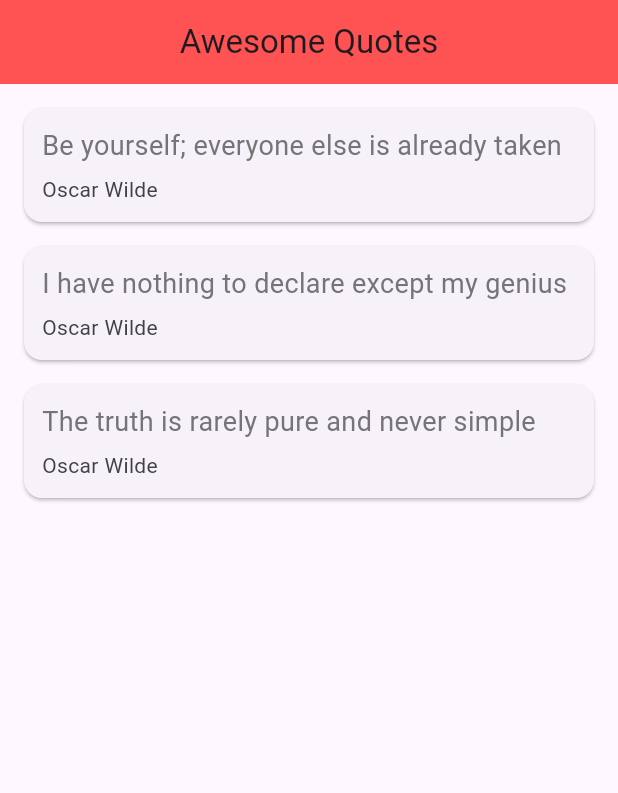
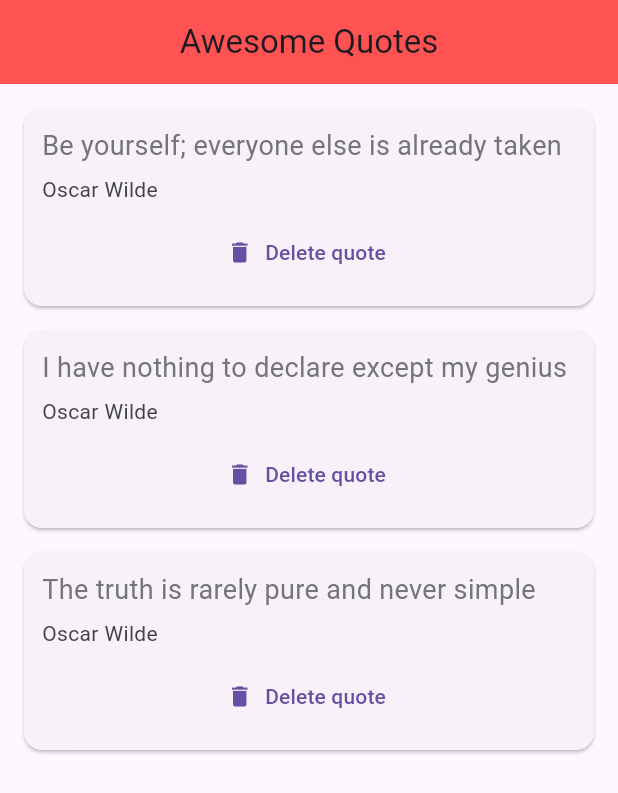
Before and after one commit to doducduy20127477/myflutterapp, a Flutter app: the screen it shows after launch, on a phone screen of 412 x 824 dp. Shown: the top 793 px of the screen. Run offline on Flutter 3.47's test engine with Material 3 defaults, Android fonts, the phone set to English and light mode, and no system bars.

Commit message:
feat: Add delete function as parameters

```diff
--- a/lib/main.dart
+++ b/lib/main.dart
@@ -34,7 +34,14 @@ class _HomeState extends State<Home> {
       ),
 
       body: Column(
-        children: quotes.map((quote) => QuoteCard(quote: quote)).toList(),
+        children: quotes.map((quote) => QuoteCard(
+            quote: quote,
+            delete: () {
+              setState(() {
+                quotes.remove(quote);
+              });
+            }
+        )).toList(),
       ),
 
     );
--- a/lib/quote_card.dart
+++ b/lib/quote_card.dart
@@ -3,7 +3,8 @@ import 'package:myflutterapp/quote.dart';
 
 class QuoteCard extends StatelessWidget {
   final Quote quote;
-  QuoteCard({required this.quote});
+  final void Function()? delete;
+  QuoteCard({required this.quote, required this.delete});
 
   @override
   Widget build(BuildContext context) {
@@ -29,6 +30,12 @@ class QuoteCard extends StatelessWidget {
                   color: Colors.grey[800]
               ),
             ),
+            SizedBox(height: 8.0),
+            TextButton.icon(
+              onPressed: delete,
+              label: Text('Delete quote'),
+              icon: Icon(Icons.delete)
+            ),
           ],
         ),
       ),
```
